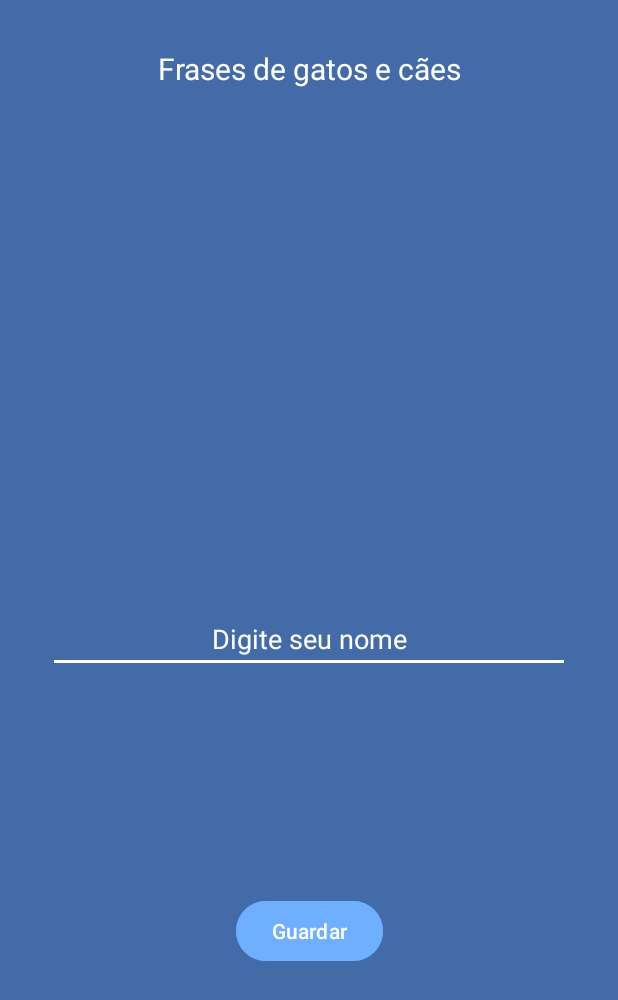
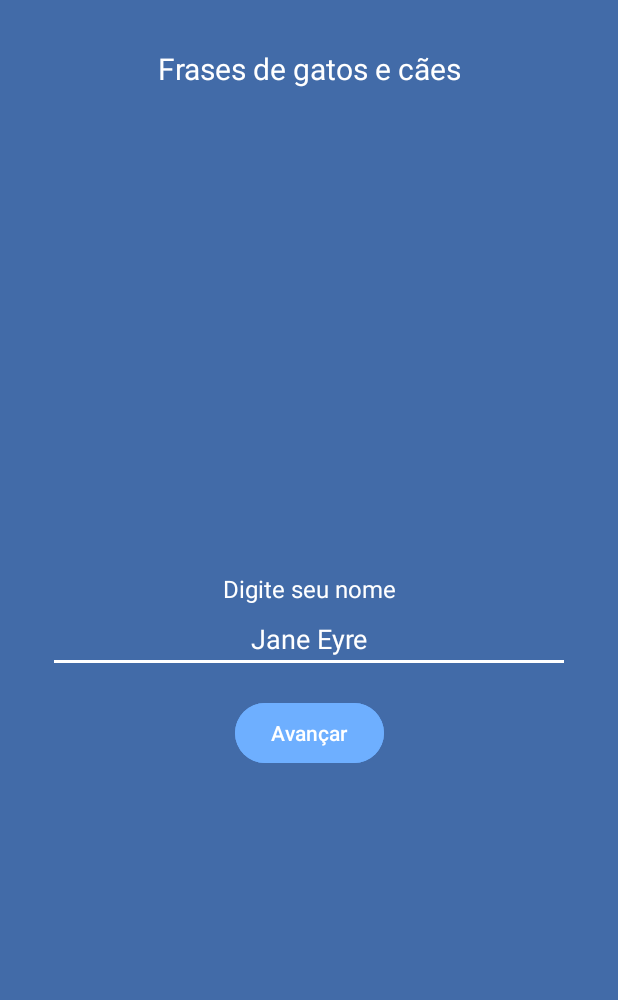
Before and after one commit to julia-caldeira/CatsAndDogsAndroid, an Android app: the screen it shows after launch (MainActivity), on a phone screen of 412 x 824 dp. Shown: the top 1000 px of the screen. Run offline under Robolectric (Android 15) with nearby library versions, the phone set to English and light mode, and no system bars.

Commit message:
ui improvements

```diff
--- a/app/src/main/res/layout/activity_main.xml
+++ b/app/src/main/res/layout/activity_main.xml
@@ -14,7 +14,7 @@
         android:layout_width="wrap_content"
         android:layout_height="wrap_content"
         android:fontFamily="sans-serif"
-        android:text="Frases de gatos e cães"
+        android:text="@string/frases_de_gatos_e_c_es"
         android:textAlignment="center"
         android:textSize="20sp"
         app:layout_constraintLeft_toLeftOf="parent"
@@ -22,12 +22,25 @@
         app:layout_constraintTop_toTopOf="parent"
         android:textColor="@color/white"/>
 
+    <TextView
+        android:id="@+id/enunciado"
+        android:layout_width="wrap_content"
+        android:layout_height="wrap_content"
+        android:fontFamily="sans-serif"
+        android:text="@string/digite_seu_nome"
+        android:textAlignment="center"
+        android:textSize="16sp"
+        app:layout_constraintLeft_toLeftOf="parent"
+        app:layout_constraintRight_toRightOf="parent"
+        app:layout_constraintBottom_toTopOf="@+id/etUserName"
+        android:textColor="@color/white"/>
+
     <EditText
         android:id="@+id/etUserName"
         android:layout_width="0dp"
         android:layout_height="wrap_content"
         android:backgroundTint="@color/white"
-        android:hint="Digite seu nome"
+        android:hint="@string/nome"
         android:textAlignment="center"
         android:textAllCaps="false"
         android:textColor="@color/white"
@@ -42,11 +55,11 @@
         android:layout_width="wrap_content"
         android:layout_height="wrap_content"
         android:id="@+id/btUserName"
-        android:text="Guardar"
+        android:text="@string/avan_ar"
         app:layout_constraintTop_toBottomOf="@id/etUserName"
+        android:layout_marginTop="16dp"
         app:layout_constraintLeft_toLeftOf="parent"
         app:layout_constraintRight_toRightOf="parent"
-        app:layout_constraintBottom_toBottomOf="parent"
         android:backgroundTint="@color/lightblue"
         android:textColor="@color/white"/>
 
--- a/app/src/main/res/values/colors.xml
+++ b/app/src/main/res/values/colors.xml
@@ -6,4 +6,5 @@
     <color name="darkblue">#426BA8</color>
     <color name="lightblue">#6EAFFF</color>
     <color name="yellow">#FFCD17</color>
+    <color name="darkgrey">#222222</color>
 </resources>
--- a/app/src/main/res/values/strings.xml
+++ b/app/src/main/res/values/strings.xml
@@ -1,3 +1,11 @@
 <resources>
     <string name="app_name">CatsAndDogsAndroid</string>
+    <string name="ola_user">Olá</string>
+    <string name="dog">dog</string>
+    <string name="gerar_outra_frase">Gerar outra frase</string>
+    <string name="cat">cat</string>
+    <string name="frases_de_gatos_e_c_es">Frases de gatos e cães</string>
+    <string name="digite_seu_nome">Digite seu nome</string>
+    <string name="nome">Jane Eyre</string>
+    <string name="avan_ar">Avançar</string>
 </resources>
```
Also changed, not shown: app/src/main/java/com/example/catsanddogsandroid/DisplaySentence.kt (+15 -5 lines), app/src/main/res/layout/display_sentence.xml (+9 -8 lines).
